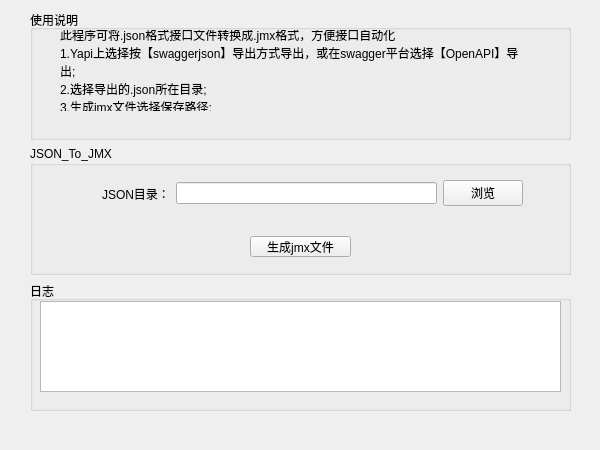
This is json2jmx/json_jmx.ui in chenpii/pyqt5-project as Qt 5 draws it before an edit. The edited form follows.
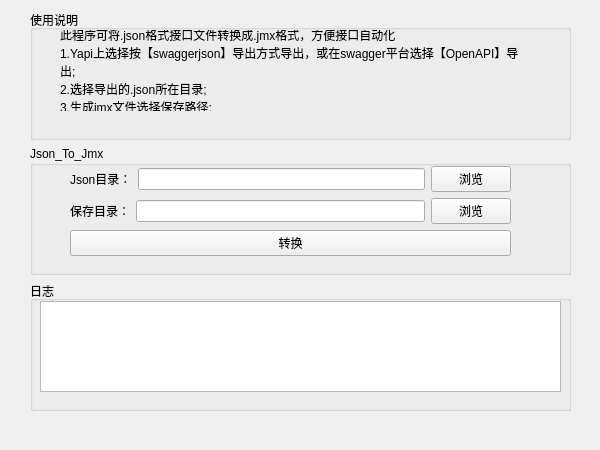
This is the edited form.

Commit message: 保存路径也改成可选；添加打包脚本

```diff
--- a/json2jmx/json_jmx.ui
+++ b/json2jmx/json_jmx.ui
@@ -66,35 +66,24 @@
      <item>
       <widget class="QGroupBox" name="groupBox_2">
        <property name="title">
-        <string>JSON_To_JMX</string>
+        <string>Json_To_Jmx</string>
        </property>
-       <widget class="QPushButton" name="pushButton_json2jmx">
+       <widget class="QWidget" name="">
         <property name="geometry">
          <rect>
-          <x>220</x>
-          <y>90</y>
-          <width>101</width>
-          <height>21</height>
+          <x>40</x>
+          <y>20</y>
+          <width>441</width>
+          <height>91</height>
          </rect>
         </property>
-        <property name="text">
-         <string>生成jmx文件</string>
-        </property>
-       </widget>
-       <widget class="QWidget" name="layoutWidget">
-        <property name="geometry">
-         <rect>
-          <x>72</x>
-          <y>32</y>
-          <width>421</width>
-          <height>31</height>
-         </rect>
-        </property>
+        <layout class="QVBoxLayout" name="verticalLayout_2">
+         <item>
         <layout class="QHBoxLayout" name="horizontalLayout">
          <item>
           <widget class="QLabel" name="label_file_path">
            <property name="text">
-            <string>JSON目录：</string>
+              <string>Json目录：</string>
            </property>
           </widget>
          </item>
@@ -112,6 +101,43 @@
           <widget class="QPushButton" name="pushButton_file_path">
            <property name="text">
             <string>浏览</string>
+             </property>
+            </widget>
+           </item>
+          </layout>
+         </item>
+         <item>
+          <layout class="QHBoxLayout" name="horizontalLayout_2">
+           <item>
+            <widget class="QLabel" name="label_jmx_dir">
+             <property name="text">
+              <string>保存目录：</string>
+             </property>
+            </widget>
+           </item>
+           <item>
+            <widget class="QLineEdit" name="lineEdit_jmx_dir">
+             <property name="minimumSize">
+              <size>
+               <width>133</width>
+               <height>20</height>
+              </size>
+             </property>
+            </widget>
+           </item>
+           <item>
+            <widget class="QPushButton" name="pushButton_jmx_dir">
+             <property name="text">
+              <string>浏览</string>
+             </property>
+            </widget>
+           </item>
+          </layout>
+         </item>
+         <item>
+          <widget class="QPushButton" name="pushButton_trans">
+           <property name="text">
+            <string>转换</string>
            </property>
           </widget>
          </item>
```
Left out of the diff: 6 changed lines with no effect on the pictures. Lines whose indentation alone changed are shown as unchanged. The commit also changes 3 other files.
